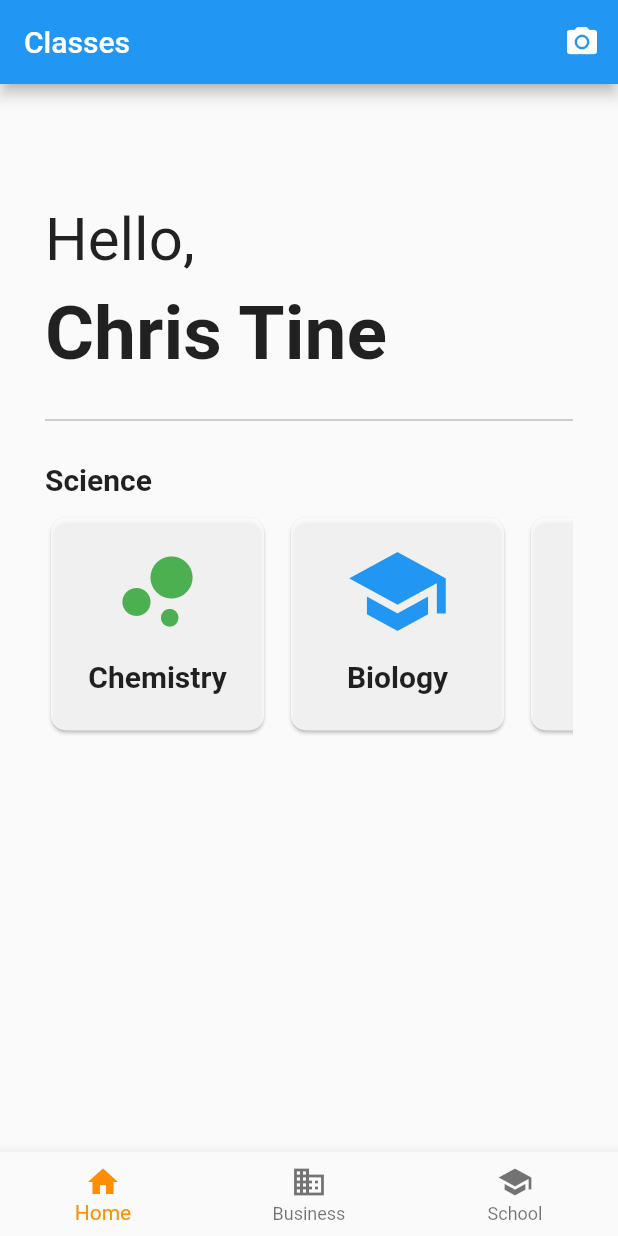
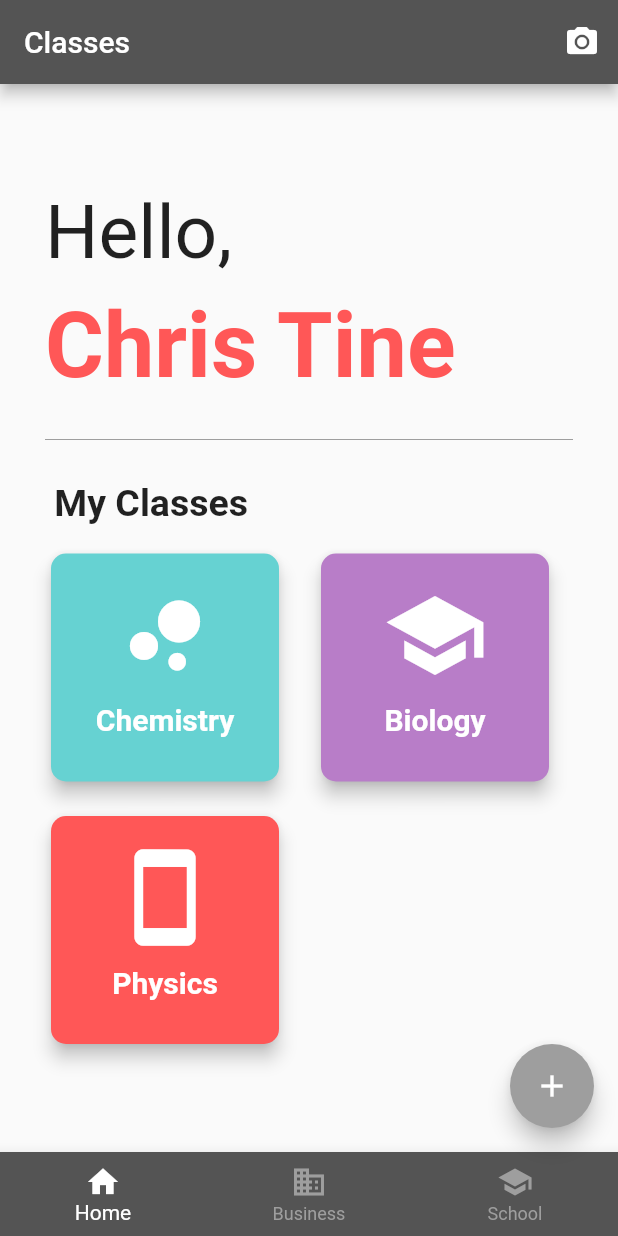
Before and after one commit to oniewankenobi/classroom, a Flutter app: the screen it shows after launch, on a phone screen of 412 x 824 dp. Run offline on Flutter 3.47's test engine with Material 2 defaults, Android fonts, the phone set to English and light mode, and no system bars.

Commit message:
Finished UI for home page.

```diff
--- a/classroom/lib/HomePage.dart
+++ b/classroom/lib/HomePage.dart
@@ -21,6 +21,7 @@ class _MyHomePageState extends State<MyHomePage> {
   Widget build(BuildContext context) {
     return Scaffold(
       appBar: AppBar(
+        backgroundColor: Color.fromRGBO(84, 84, 84, 1),
         title: Text("Classes"),
         actions: <Widget>[
           IconButton(
@@ -34,6 +35,15 @@ class _MyHomePageState extends State<MyHomePage> {
           ),
         ],
       ),
+      floatingActionButton: FloatingActionButton(
+        backgroundColor: Colors.grey,
+        child: IconButton(
+          icon: Icon(
+            Icons.add,
+            color: Colors.white,
+          ),
+        ),
+      ),
       body: Container(
         padding: EdgeInsets.only(
           top: 30,
@@ -43,18 +53,19 @@ class _MyHomePageState extends State<MyHomePage> {
           child: Column(
             crossAxisAlignment: CrossAxisAlignment.start,
             children: <Widget>[
-              SizedBox(height: 50),
+              SizedBox(height: 40),
               Text(
                 "Hello,",
                 style: TextStyle(
-                  fontSize: 40,
+                  fontSize: 50,
                 ),
               ),
               SizedBox(height: 10),
               Text(
                 "Chris Tine",
                 style: TextStyle(
-                  fontSize: 50,
+                  color: Color.fromRGBO(255, 87, 87, 1),
+                  fontSize: 60,
                   fontWeight: FontWeight.bold,
                 ),
               ),
@@ -68,6 +79,9 @@ class _MyHomePageState extends State<MyHomePage> {
           ),
         ),
       bottomNavigationBar: BottomNavigationBar(
+        backgroundColor: Color.fromRGBO(84, 84, 84, 1),
+        unselectedItemColor: Colors.grey,
+        selectedItemColor: Colors.white,
         items: const <BottomNavigationBarItem>[
           BottomNavigationBarItem(
             icon: Icon(Icons.home),
@@ -83,7 +97,6 @@ class _MyHomePageState extends State<MyHomePage> {
           ),
         ],
         currentIndex: _selectedIndex,
-        selectedItemColor: Colors.amber[800],
         onTap: _onItemTapped,
       ),
       );
@@ -100,54 +113,59 @@ class _MyHomePageState extends State<MyHomePage> {
       crossAxisAlignment: CrossAxisAlignment.start,
       children: <Widget>[
         Text(
-          "Science",
+          " My Classes",
           style: TextStyle(
-            fontSize: 20,
+            fontSize: 25,
             fontWeight: FontWeight.bold,
           ),
         ),
-        SizedBox(height: 10),
-        SingleChildScrollView(
-          scrollDirection: Axis.horizontal,
-          child: Row(
+        SizedBox(height: 15),
+        Row(
           children: <Widget>[
             _buildClassCard(
               context,
               "Chemistry",
               Icon(
                 Icons.bubble_chart,
-                  color: Colors.green,
+                color: Colors.white,
                 size: 70,
               ),
+              Color.fromRGBO(102, 210, 210, 1),
             ),
-              SizedBox(width: 10),
+            SizedBox(width: 20),
             _buildClassCard(
               context,
               "Biology",
               Icon(
                 Icons.school,
-                  color: Colors.blue,
+                color: Colors.white,
                 size: 70,
               ),
+              Color.fromRGBO(184, 125, 200, 1)
             ),
             SizedBox(width: 10),
+          ],
+        ),
+        SizedBox(height: 15),
+        Row(
+          children: <Widget>[
             _buildClassCard(
               context,
               "Physics",
               Icon(
                 Icons.smartphone,
-                  color: Colors.red,
+                color: Colors.white,
                 size: 70,
               ),
+              Color.fromRGBO(255, 87, 87, 1),
             ),
           ],
-          ),
         ),
       ],
     );
   }
 
-  Widget _buildClassCard(BuildContext context, String title, Icon icon) {
+  Widget _buildClassCard(BuildContext context, String title, Icon icon, Color color) {
     return GestureDetector(
       onTap: () {
         Navigator.push(
@@ -158,12 +176,13 @@ class _MyHomePageState extends State<MyHomePage> {
         );
       },
       child: Container(
-        width: 150,
-        height: 150,
+        width: 160,
+        height: 160,
         child: Card(
+          elevation: 5,
           clipBehavior: Clip.antiAliasWithSaveLayer,
           semanticContainer: true,
-          color: Colors.white.withOpacity(0.8),
+          color: color,
           shape: RoundedRectangleBorder(
             borderRadius: BorderRadius.circular(10),
           ),
@@ -176,6 +195,7 @@ class _MyHomePageState extends State<MyHomePage> {
                   child: Text(
                     title,
                     style: TextStyle(
+                      color: Colors.white,
                       fontWeight: FontWeight.bold,
                       fontSize: 20,
                     ),
```
Lines whose indentation alone changed are shown as unchanged.
